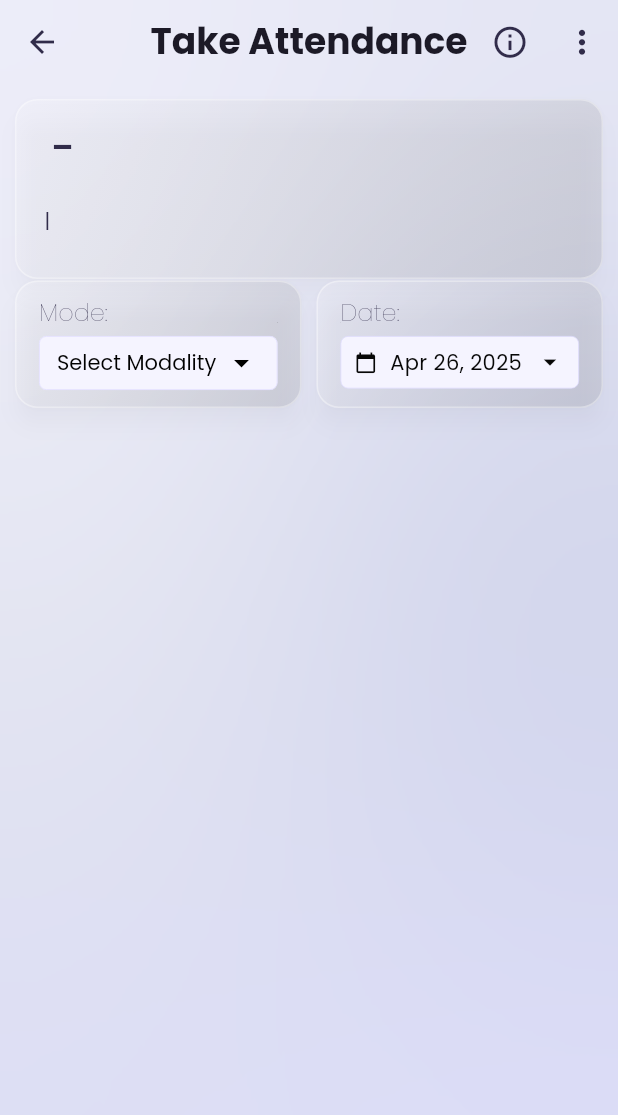
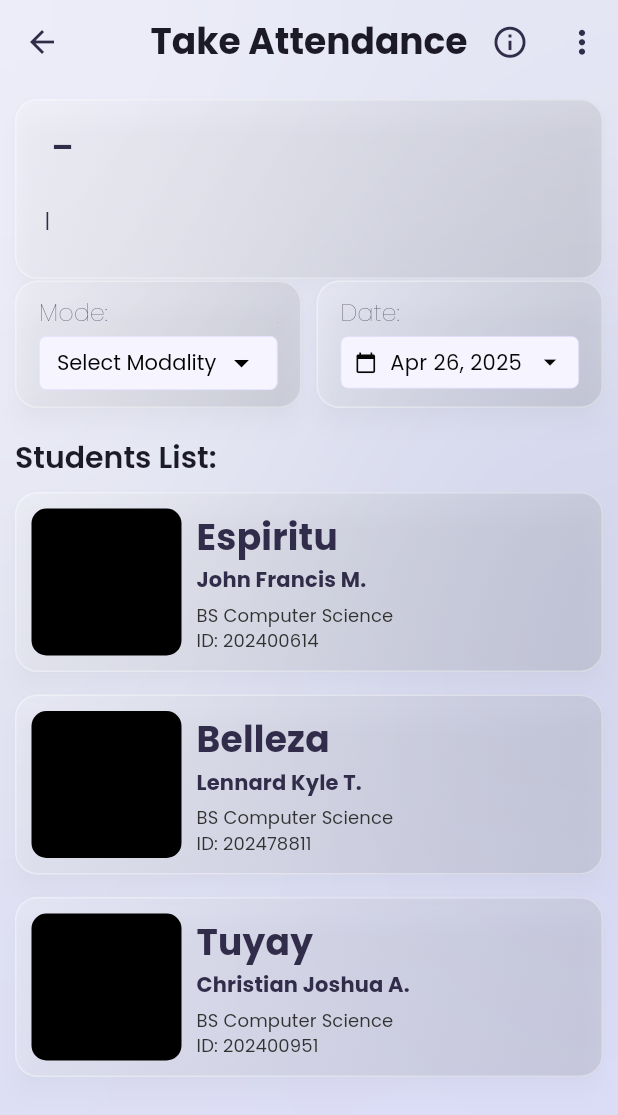
Before and after one commit to Jeyep18/beadle-s-app, a Flutter app: the ClassPage screen opened directly with empty values, on a phone screen of 412 x 824 dp. Shown: the top 1115 px of the screen. Run offline on Flutter 3.47's test engine with Material 3 defaults, Android fonts, the phone set to English and light mode, and no system bars; our stand-ins replace flutter_animate, flutter_slidable, google_fonts, loading_animation_widget.

Commit message:
added some icons (never used), added student tile and list builder

```diff
--- a/lib/class_dashboard.dart
+++ b/lib/class_dashboard.dart
@@ -1,12 +1,23 @@
 import 'package:beadles_app_prototype1/utils/background.dart';
 import 'package:beadles_app_prototype1/utils/date_picker.dart';
+import 'package:beadles_app_prototype1/utils/student_tile.dart';
 import 'package:flutter/services.dart';
 import 'package:flutter/material.dart';
 import 'package:google_fonts/google_fonts.dart';
 
-class ClassPage extends StatelessWidget {
+class ClassPage extends StatefulWidget {
   const ClassPage({super.key});
 
+  @override
+  State<ClassPage> createState() => _ClassPageState();
+}
+
+class _ClassPageState extends State<ClassPage> {
+  List studentList = [
+    ["Espiritu", "John Francis", "M.", "BS Computer Science", "202400614"],
+    ["Belleza", "Lennard Kyle", "T.", "BS Computer Science", "202478811"],
+    ["Tuyay", "Christian Joshua", "A.", "BS Computer Science", "202400951"],
+  ];
   @override
   Widget build(BuildContext context) {
     // Get the arguments passed from the previous page
@@ -83,6 +94,7 @@ class ClassPage extends StatelessWidget {
             const Positioned.fill(child: BackgroundPage()), // Background widget
             //==================================MAIN CONTENT==================================
             Column(
+              crossAxisAlignment: CrossAxisAlignment.start,
               children: [
                 SizedBox(
                   // PADDING FOR APPBAR
@@ -151,6 +163,7 @@ class ClassPage extends StatelessWidget {
 
                 SizedBox(height: 1),
 
+                //MODE AND DATE PICKER
                 Padding(
                   padding: EdgeInsets.only(right: 10, left: 10),
                   child: Row(
@@ -347,6 +360,30 @@ class ClassPage extends StatelessWidget {
                     ],
                   ),
                 ),
+
+                SizedBox(height: 20),
+
+                Padding(
+                  padding: EdgeInsets.only(left: 10, right: 10),
+                  child: Text(
+                    "Students List: ",
+                    textAlign: TextAlign.start,
+                    style: Theme.of(context).textTheme.headlineMedium,
+                  ),
+                ),
+
+                SizedBox(height: 10),
+
+                //List builder students
+                ...studentList.asMap().entries.map(
+                  (entry) => StudentTile(
+                    studentSurname: entry.value[0],
+                    studentGivenName: entry.value[1],
+                    studentMiddleInitial: entry.value[2],
+                    studentCourse: entry.value[3],
+                    studentID: entry.value[4],
+                  ),
+                ),
               ],
             ),
           ],
--- a/lib/home.dart
+++ b/lib/home.dart
@@ -41,24 +41,24 @@ class _HomePageState extends State<HomePage> {
       "S.Y. 2024-2025",
       "4th Semester",
     ],
-    [
-      "SOCS102",
-      "ZC11Am",
-      "TTH 12:00NN - 1:30PM",
-      "P211",
-      "Mr. Michael Roland Hernandez",
-      "S.Y. 2024-2025",
-      "2nd Semester",
-    ],
-    [
-      "THEN101",
-      "ZT12Am",
-      "TTH 4:30PM - 6:00PM",
-      "P116",
-      "Mr. Juan Bautista Janthe Bagadion",
-      "S.Y. 2024-2025",
-      "2nd Semester",
-    ],
+    // [
+    //   "SOCS102",
+    //   "ZC11Am",
+    //   "TTH 12:00NN - 1:30PM",
+    //   "P211",
+    //   "Mr. Michael Roland Hernandez",
+    //   "S.Y. 2024-2025",
+    //   "2nd Semester",
+    // ],
+    // [
+    //   "THEN101",
+    //   "ZT12Am",
+    //   "TTH 4:30PM - 6:00PM",
+    //   "P116",
+    //   "Mr. Juan Bautista Janthe Bagadion",
+    //   "S.Y. 2024-2025",
+    //   "2nd Semester",
+    // ],
   ];
 
   //delete tile function
@@ -107,7 +107,7 @@ class _HomePageState extends State<HomePage> {
               SlideEffect(duration: 0.4.seconds, begin: Offset(-0.1, 0)),
             ],
             child: Text(
-              'Beadle\'s App',
+              'Beadle\'s++',
               style: Theme.of(context).textTheme.headlineLarge,
             ),
           ),
--- a/lib/main_page.dart
+++ b/lib/main_page.dart
@@ -143,7 +143,7 @@ class _MainPageState extends State<MainPage> {
                         children: [
                           IconButton(
                             iconSize: 40,
-                            icon: const Icon(Icons.calendar_month),
+                            icon: const Icon(Icons.calendar_month_outlined),
                             padding: const EdgeInsets.symmetric(
                               horizontal: 0,
                               vertical: 0,
--- a/lib/utils/pseudo_loading.dart
+++ b/lib/utils/pseudo_loading.dart
@@ -62,7 +62,7 @@ class _SplashScreenState extends State<SplashScreen> {
                   ),
                   SizedBox(width: 10),
                   Text(
-                    'Beadle\'s App',
+                    'Beadle\'s++',
                     style: Theme.of(context).textTheme.headlineLarge?.copyWith(
                       color: Theme.of(context).colorScheme.tertiary,
                       fontSize: 35,
--- /dev/null
+++ b/lib/utils/student_tile.dart
@@ -0,0 +1,117 @@
+import 'package:flutter/material.dart';
+
+class StudentTile extends StatelessWidget {
+  //required var
+  final String studentSurname;
+  final String studentGivenName;
+  final String studentMiddleInitial;
+  final String studentCourse;
+  final String studentID;
+
+  const StudentTile({
+    super.key,
+    required this.studentSurname,
+    required this.studentGivenName,
+    required this.studentMiddleInitial,
+    required this.studentCourse,
+    required this.studentID,
+  });
+
+  @override
+  Widget build(BuildContext context) {
+    return Padding(
+      padding: EdgeInsets.only(left: 10, right: 10, bottom: 15),
+      child: Material(
+        elevation: 6,
+        shadowColor: const Color.fromARGB(31, 0, 0, 0),
+        borderRadius: BorderRadius.circular(15),
+        color: Colors.transparent,
+        child: Container(
+          padding: const EdgeInsets.only(
+            top: 10.0,
+            bottom: 10.0,
+            right: 10.0,
+            left: 10.0,
+          ),
+          width: double.infinity,
+          height: 120,
+          decoration: BoxDecoration(
+            gradient: LinearGradient(
+              colors: [
+                Color.fromARGB(48, 255, 255, 255),
+                Color.fromARGB(45, 126, 126, 126),
+              ],
+              begin: Alignment.topLeft,
+              end: Alignment.bottomRight,
+            ),
+            borderRadius: BorderRadius.circular(15),
+            border: Border.all(color: Color.fromARGB(92, 255, 255, 255)),
+          ),
+          child: Row(
+            crossAxisAlignment: CrossAxisAlignment.start,
+            mainAxisAlignment: MainAxisAlignment.start,
+            children: [
+              //Student Picture
+              Container(
+                height: 100,
+                width: 100,
+                decoration: BoxDecoration(
+                  color: Colors.black,
+                  borderRadius: BorderRadius.circular(10),
+                ),
+              ),
+
+              SizedBox(width: 10),
+
+              //Student Details
+              Column(
+                mainAxisAlignment: MainAxisAlignment.center,
+                crossAxisAlignment: CrossAxisAlignment.start,
+                children: [
+                  Text(
+                    studentSurname,
+                    style: Theme.of(context).textTheme.titleMedium?.copyWith(
+                      height: 0,
+                      fontWeight: FontWeight.bold,
+                    ),
+                  ),
+                  Text(
+                    "$studentGivenName $studentMiddleInitial",
+                    style: Theme.of(context).textTheme.titleSmall?.copyWith(
+                      fontWeight: FontWeight.bold,
+                    ),
+                  ),
+
+                  SizedBox(height: 5),
+
+                  Text(
+                    studentCourse,
+                    style: Theme.of(context).textTheme.titleSmall?.copyWith(
+                      fontSize: 12,
+                      color:
+                          Theme.of(context).brightness == Brightness.light
+                              ? Color.fromARGB(255, 49, 49, 49)
+                              : Color.fromARGB(255, 202, 202, 202),
+                    ),
+                  ),
+                  Text(
+                    "ID: $studentID",
+                    style: Theme.of(context).textTheme.titleSmall?.copyWith(
+                      fontSize: 12,
+                      color:
+                          Theme.of(context).brightness == Brightness.light
+                              ? Color.fromARGB(255, 49, 49, 49)
+                              : Color.fromARGB(255, 202, 202, 202),
+                    ),
+                  ),
+                ],
+              ),
+
+              //CHECKBOXES
+            ],
+          ),
+        ),
+      ),
+    );
+  }
+}
--- a/pubspec.yaml
+++ b/pubspec.yaml
@@ -14,6 +14,7 @@ dependencies:
   flutter_animate: ^4.5.2
   flutter_slidable: ^4.0.0
   intl: ^0.18.1
+  flutter_svg: ^2.0.7
 
 dev_dependencies:
   flutter_test:
```
Also changed, not shown: lib/class_history_page.dart (+0 -8 lines), assets/icons/calendar.svg (added), assets/icons/home.svg (added), assets/icons/info.svg (added), assets/icons/plus.svg (added), assets/icons/settings.svg (added), assets/icons/user.svg (added), pubspec.lock.
